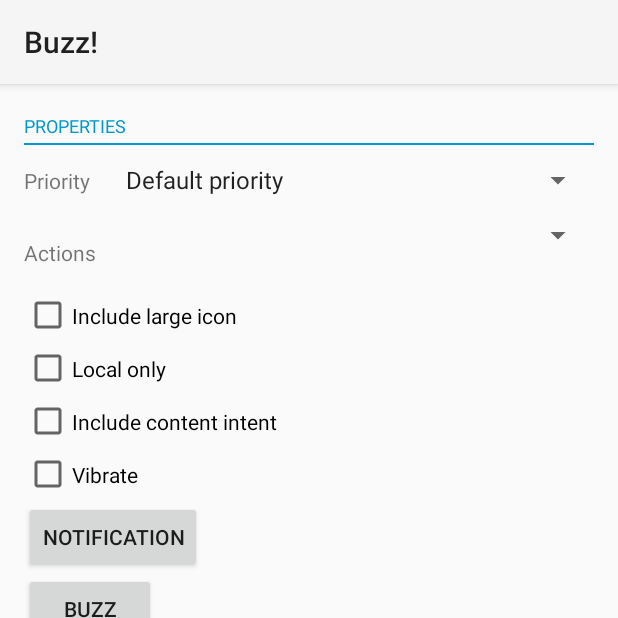
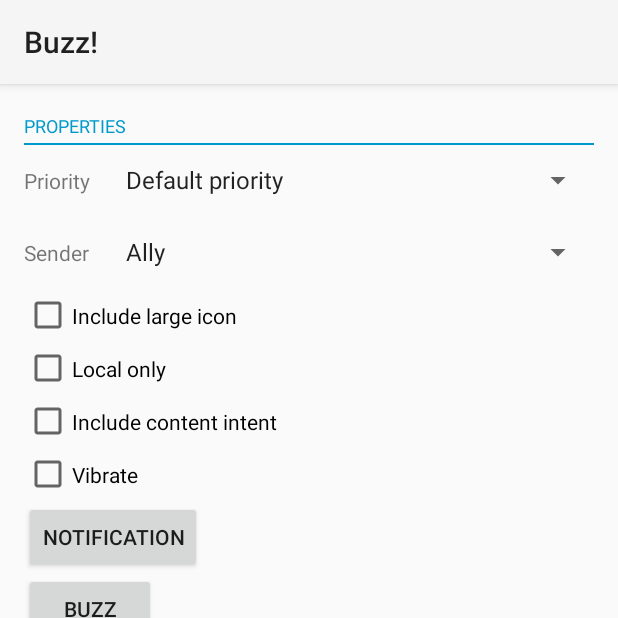
Before and after one commit to allyjweir/buzz, an Android app: the screen it shows after launch (MainActivity), after a tap on "BUZZ", on a phone screen of 412 x 824 dp, the top half of it. Run offline under Robolectric (Android 15) with nearby library versions, the phone set to English and light mode, and no system bars.

Commit message:
changed the action feedback on notifications and added better pictures for contact profiles

```diff
--- a/GridViewPager/Application/src/main/AndroidManifest.xml
+++ b/GridViewPager/Application/src/main/AndroidManifest.xml
@@ -28,6 +28,12 @@
             android:label="Buzz!"
             android:theme="@style/AppTheme" >
 
+        <service android:name=".DataLayerListenerService">
+            <intent-filter>
+                <action android:name="com.google.android.gms.wearable.BIND_LISTENER" />
+            </intent-filter>
+        </service>
+
         <activity
                 android:name=".MainActivity"
                 android:label="Buzz!"
--- a/GridViewPager/Application/src/main/java/com/example/android/support/wearable/notifications/ActionsPresets.java
+++ b/GridViewPager/Application/src/main/java/com/example/android/support/wearable/notifications/ActionsPresets.java
@@ -99,7 +99,7 @@ public class ActionsPresets {
                     "Buzz",//context.getString(R.string.example_reply_action),
                     NotificationUtil.getExamplePendingIntent(context,
                             R.string.example_reply_action_clicked))
-                    .addRemoteInput(buzzReply)
+                    ////.addRemoteInput(buzzReply)
                     .build();
             builder.addAction(buzzAction);
 
@@ -111,7 +111,7 @@ public class ActionsPresets {
                     "Text",//context.getString(R.string.example_reply_action),
                     NotificationUtil.getExamplePendingIntent(context,
                             R.string.example_reply_action_clicked))
-                    .addRemoteInput(textReply)
+                    //.addRemoteInput(textReply)
                     .build();
             builder.addAction(textAction);
 
@@ -123,7 +123,7 @@ public class ActionsPresets {
                     "Call",//context.getString(R.string.example_reply_action),
                     NotificationUtil.getExamplePendingIntent(context,
                             R.string.example_reply_action_clicked))
-                    .addRemoteInput(callReply)
+                    //.addRemoteInput(callReply)
                     .build();
             builder.addAction(callAction);
         }
@@ -148,7 +148,7 @@ public class ActionsPresets {
                     "Text",//context.getString(R.string.example_reply_action),
                     NotificationUtil.getExamplePendingIntent(context,
                             R.string.example_reply_action_clicked))
-                    .addRemoteInput(textReply)
+                    //.addRemoteInput(textReply)
                     .build();
             builder.addAction(textAction);
 
@@ -160,7 +160,7 @@ public class ActionsPresets {
                     "Call",//context.getString(R.string.example_reply_action),
                     NotificationUtil.getExamplePendingIntent(context,
                             R.string.example_reply_action_clicked))
-                    .addRemoteInput(callReply)
+                    //.addRemoteInput(callReply)
                     .build();
             builder.addAction(callAction);
         }
@@ -182,7 +182,7 @@ public class ActionsPresets {
                     "Buzz",//context.getString(R.string.example_reply_action),
                     NotificationUtil.getExamplePendingIntent(context,
                             R.string.example_reply_action_clicked))
-                    .addRemoteInput(buzzReply)
+                    //.addRemoteInput(buzzReply)
                     .build();
             builder.addAction(buzzAction);
 
@@ -194,7 +194,7 @@ public class ActionsPresets {
                     "Busy Buzz",//context.getString(R.string.example_reply_action),
                     NotificationUtil.getExamplePendingIntent(context,
                             R.string.example_reply_action_clicked))
-                    .addRemoteInput(busyReply)
+                    //.addRemoteInput(busyReply)
                     .build();
             builder.addAction(busyAction);
 
@@ -206,7 +206,7 @@ public class ActionsPresets {
                     "Text",//context.getString(R.string.example_reply_action),
                     NotificationUtil.getExamplePendingIntent(context,
                             R.string.example_reply_action_clicked))
-                    .addRemoteInput(textReply)
+                    //.addRemoteInput(textReply)
                     .build();
             builder.addAction(textAction);
 
@@ -218,7 +218,7 @@ public class ActionsPresets {
                     "Call",//context.getString(R.string.example_reply_action),
                     NotificationUtil.getExamplePendingIntent(context,
                             R.string.example_reply_action_clicked))
-                    .addRemoteInput(callReply)
+                    //.addRemoteInput(callReply)
                     .build();
             builder.addAction(callAction);
         }
@@ -249,7 +249,7 @@ public class ActionsPresets {
                     context.getString(R.string.wearable_action),
                     NotificationUtil.getExamplePendingIntent(context,
                             R.string.wearable_action_clicked))
-                    .addRemoteInput(remoteInput)
+                    //.addRemoteInput(remoteInput)
                     .build();
             wearableOptions.addAction(wearableAction);
         }
--- a/GridViewPager/Application/src/main/java/com/example/android/support/wearable/notifications/MainActivity.java
+++ b/GridViewPager/Application/src/main/java/com/example/android/support/wearable/notifications/MainActivity.java
@@ -48,6 +48,7 @@ public class MainActivity extends Activity implements Handler.Callback {
 
     private Handler mHandler;
     private Spinner mPrioritySpinner;
+    private Spinner mNameSpinner;
     private CheckBox mIncludeLargeIconCheckbox;
     private CheckBox mLocalOnlyCheckbox;
     private CheckBox mIncludeContentIntentCheckbox;
@@ -62,6 +63,7 @@ public class MainActivity extends Activity implements Handler.Callback {
 
         mHandler = new Handler(this);
         initPrioritySpinner();
+        initRecipientSpinner();
         initIncludeLargeIconCheckbox();
         initLocalOnlyCheckbox();
         initIncludeContentIntentCheckbox();
@@ -106,6 +108,25 @@ public class MainActivity extends Activity implements Handler.Callback {
             @Override
             public void run() {
                 mPrioritySpinner.setOnItemSelectedListener(
+                        new UpdateNotificationsOnItemSelectedListener(true /* cancelExisting */));
+            }
+        });
+    }
+
+    private void initRecipientSpinner() {
+        String[] names = new String[3];
+        names[0] = "Ally";
+        names[1] = "Vlad";
+        names[2] = "Fraser";
+        mNameSpinner = (Spinner) findViewById(R.id.actions_spinner);
+        mNameSpinner.setAdapter(new SenderSpinnerArrayAdapter(this,
+                names));
+        mNameSpinner.setSelection(Arrays.asList(PriorityPresets.PRESETS)
+                .indexOf(names));
+        mNameSpinner.post(new Runnable() {
+            @Override
+            public void run() {
+                mNameSpinner.setOnItemSelectedListener(
                         new UpdateNotificationsOnItemSelectedListener(true /* cancelExisting */));
             }
         });
@@ -175,25 +196,26 @@ public class MainActivity extends Activity implements Handler.Callback {
         NotificationPreset preset = NotificationPresets.GRAVITY;
         CharSequence titlePreset;
         CharSequence textPreset;
+        String name = (String) mNameSpinner.getSelectedItem();
         switch (actions){
             case 2:
                 titlePreset = "Buzz";
-                textPreset = "Ally is just a 5 minute walk away";
+                textPreset = name + " is just a 5 minute walk away";
                 break;
 
             case 3:
                 titlePreset = "Buzz!";
-                textPreset = "Ally buzzed you!";
+                textPreset = name + " buzzed you! He is in Boyd Orr, Glasgow";
                 break;
 
             case 4:
                 titlePreset = "Buzz";
-                textPreset = "Ally is busy. Sorry!";
+                textPreset = name + " is busy. Sorry!";
                 break;
 
             default:
                 titlePreset = "Buzz";
-                textPreset = "Ally is just a 5 minute walk away";
+                textPreset = name + " is just a 5 minute walk away";
                 break;
         }
 
@@ -295,4 +317,25 @@ public class MainActivity extends Activity implements Handler.Callback {
             return view;
         }
     }
+
+    private class SenderSpinnerArrayAdapter extends ArrayAdapter<String> {
+        public SenderSpinnerArrayAdapter(Context context, String[] names) {
+            super(context, R.layout.simple_spinner_item, names);
+        }
+
+        @Override
+        public View getDropDownView(int position, View convertView, ViewGroup parent) {
+            TextView view = (TextView) super.getDropDownView(position, convertView, parent);
+            view.setText(getItem(position));
+            return view;
+        }
+
+        @Override
+        public View getView(int position, View convertView, ViewGroup parent) {
+            TextView view = (TextView) getLayoutInflater().inflate(
+                    android.R.layout.simple_spinner_item, parent, false);
+            view.setText(getItem(position));
+            return view;
+        }
+    }
 }
--- a/GridViewPager/Application/src/main/res/layout/main.xml
+++ b/GridViewPager/Application/src/main/res/layout/main.xml
@@ -63,7 +63,7 @@
                     android:minWidth="@dimen/editor_spinner_caption_min_width"
                     android:minHeight="?android:attr/listPreferredItemHeightSmall"
                     android:gravity="center_vertical"
-                    android:text="@string/actions" />
+                    android:text="Sender" />
 
             <Spinner android:id="@+id/actions_spinner"
                     android:layout_marginLeft="10dp"
```
